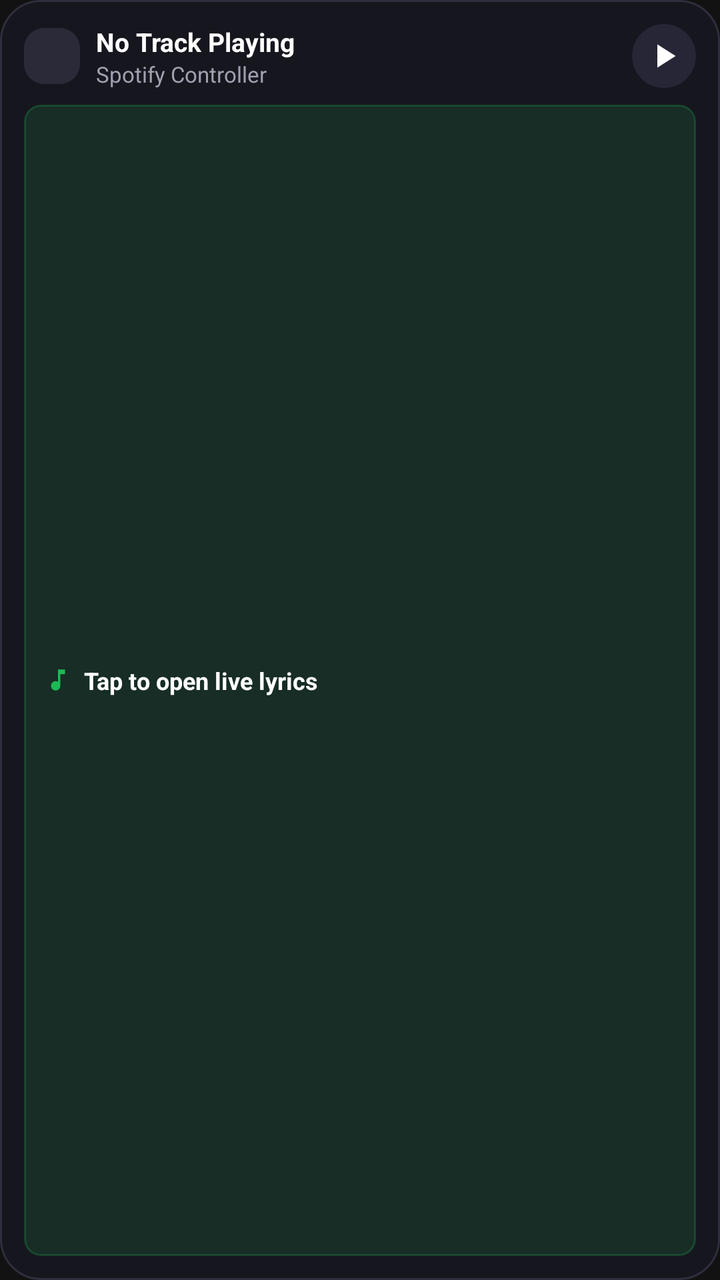
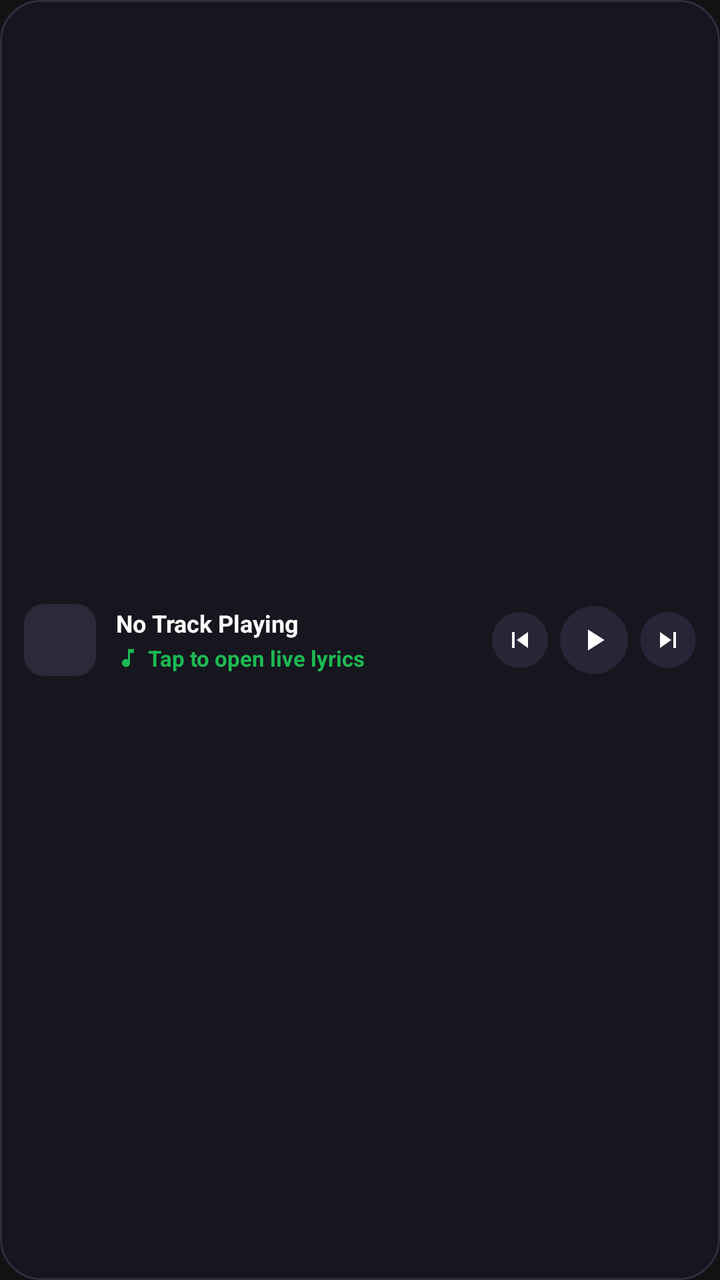

Compare the two renders of this Android layout. The source of the first and the diff that turns it into the second are given below.
<!-- AndroidManifest.xml: application theme Theme.SpotifyController -->
<!-- res/layout/widget_lyrics_compact.xml -->
<?xml version="1.0" encoding="utf-8"?>
<LinearLayout xmlns:android="http://schemas.android.com/apk/res/android"
    android:id="@+id/widget_root"
    android:layout_width="match_parent"
    android:layout_height="match_parent"
    android:background="@drawable/widget_background"
    android:orientation="vertical"
    android:padding="12dp">

    
    <LinearLayout
        android:layout_width="match_parent"
        android:layout_height="wrap_content"
        android:gravity="center_vertical"
        android:orientation="horizontal">

        <ImageView
            android:id="@+id/widget_compact_album_art"
            android:layout_width="28dp"
            android:layout_height="28dp"
            android:scaleType="centerCrop"
            android:src="@drawable/widget_album_art_placeholder" />

        <LinearLayout
            android:layout_width="0dp"
            android:layout_height="wrap_content"
            android:layout_marginStart="8dp"
            android:layout_marginEnd="8dp"
            android:layout_weight="1"
            android:orientation="vertical">

            <TextView
                android:id="@+id/widget_compact_title"
                android:layout_width="wrap_content"
                android:layout_height="wrap_content"
                android:ellipsize="end"
                android:maxLines="1"
                android:text="No Track Playing"
                android:textColor="#FFFFFF"
                android:textSize="13sp"
                android:textStyle="bold" />

            <TextView
                android:id="@+id/widget_compact_artist"
                android:layout_width="wrap_content"
                android:layout_height="wrap_content"
                android:ellipsize="end"
                android:maxLines="1"
                android:text="Spotify Controller"
                android:textColor="#A0A0B0"
                android:textSize="11sp" />
        </LinearLayout>

        <ImageButton
            android:id="@+id/widget_compact_btn_play_pause"
            android:layout_width="32dp"
            android:layout_height="32dp"
            android:background="@drawable/widget_btn_bg"
            android:contentDescription="Play or Pause"
            android:padding="6dp"
            android:scaleType="fitCenter"
            android:src="@drawable/ic_widget_play" />
    </LinearLayout>

    
    <LinearLayout
        android:id="@+id/widget_compact_lyrics_container"
        android:layout_width="match_parent"
        android:layout_height="0dp"
        android:layout_marginTop="8dp"
        android:layout_weight="1"
        android:background="@drawable/widget_active_line_bg"
        android:gravity="center_vertical"
        android:orientation="horizontal"
        android:paddingHorizontal="10dp">

        <ImageView
            android:layout_width="14dp"
            android:layout_height="14dp"
            android:layout_marginEnd="6dp"
            android:src="@drawable/ic_widget_lyrics" />

        <TextView
            android:id="@+id/widget_compact_active_lyric"
            android:layout_width="match_parent"
            android:layout_height="wrap_content"
            android:ellipsize="end"
            android:maxLines="1"
            android:text="Tap to open live lyrics"
            android:textColor="#FFFFFF"
            android:textSize="12sp"
            android:textStyle="bold" />
    </LinearLayout>

</LinearLayout>
<!-- resources referenced by this layout -->
<resources>
  <!-- drawable ic_widget_lyrics (drawable) -->
  <vector xmlns:android="http://schemas.android.com/apk/res/android"
      android:width="24dp"
      android:height="24dp"
      android:viewportWidth="24"
      android:viewportHeight="24">
      <path
          android:fillColor="#1DB954"
          android:pathData="M12,3v10.55c-0.59,-0.34 -1.27,-0.55 -2,-0.55 -2.21,0 -4,1.79 -4,4s1.79,4 4,4 4,-1.79 4,-4V7h4V3h-6z" />
  </vector>
  <!-- drawable ic_widget_play (drawable) -->
  <vector xmlns:android="http://schemas.android.com/apk/res/android"
      android:width="24dp"
      android:height="24dp"
      android:viewportWidth="24"
      android:viewportHeight="24">
      <path
          android:fillColor="#FFFFFFFF"
          android:pathData="M8,5v14l11,-7z" />
  </vector>
  <!-- drawable widget_active_line_bg (drawable) -->
  <?xml version="1.0" encoding="utf-8"?>
  <shape xmlns:android="http://schemas.android.com/apk/res/android"
      android:shape="rectangle">
      <solid android:color="#241DB954" />
      <corners android:radius="8dp" />
      <stroke
          android:width="1dp"
          android:color="#401DB954" />
  </shape>
  <!-- drawable widget_album_art_placeholder (drawable) -->
  <?xml version="1.0" encoding="utf-8"?>
  <shape xmlns:android="http://schemas.android.com/apk/res/android"
      android:shape="rectangle">
      <solid android:color="#2A2A38" />
      <corners android:radius="10dp" />
  </shape>
  <!-- drawable widget_background (drawable) -->
  <?xml version="1.0" encoding="utf-8"?>
  <shape xmlns:android="http://schemas.android.com/apk/res/android"
      android:shape="rectangle">
      <solid android:color="#16161E" />
      <corners android:radius="20dp" />
      <stroke
          android:width="1dp"
          android:color="#2E2E3E" />
  </shape>
  <!-- drawable widget_btn_bg (drawable) -->
  <?xml version="1.0" encoding="utf-8"?>
  <shape xmlns:android="http://schemas.android.com/apk/res/android"
      android:shape="oval">
      <solid android:color="#262636" />
  </shape>
  <style name="Theme.SpotifyController" parent="android:Theme.Material.NoActionBar">
          <item name="android:statusBarColor">#00000000</item>
          <item name="android:navigationBarColor">#00000000</item>
          <item name="android:windowBackground">@color/background</item>
      </style>
  <color name="background">#121212</color>
</resources>

<!-- the commit's change to res/layout/widget_lyrics_compact.xml (unified diff, before → after) -->
@@ -4,92 +4,107 @@
     android:layout_width="match_parent"
     android:layout_height="match_parent"
     android:background="@drawable/widget_background"
-    android:orientation="vertical"
-    android:padding="12dp">
+    android:gravity="center_vertical"
+    android:orientation="horizontal"
+    android:paddingStart="12dp"
+    android:paddingEnd="12dp"
+    android:paddingTop="8dp"
+    android:paddingBottom="8dp">
+
+    
+    <ImageView
+        android:id="@+id/widget_compact_album_art"
+        android:layout_width="36dp"
+        android:layout_height="36dp"
+        android:scaleType="centerCrop"
+        android:src="@drawable/widget_album_art_placeholder" />
 
     
     <LinearLayout
-        android:layout_width="match_parent"
+        android:id="@+id/widget_compact_lyrics_container"
+        android:layout_width="0dp"
+        android:layout_height="wrap_content"
+        android:layout_marginStart="10dp"
+        android:layout_marginEnd="8dp"
+        android:layout_weight="1"
+        android:gravity="center_vertical"
+        android:orientation="vertical">
+
+        <TextView
+            android:id="@+id/widget_compact_title"
+            android:layout_width="wrap_content"
+            android:layout_height="wrap_content"
+            android:ellipsize="end"
+            android:maxLines="1"
+            android:text="No Track Playing"
+            android:textColor="#FFFFFF"
+            android:textSize="12sp"
+            android:textStyle="bold" />
+
+        <LinearLayout
+            android:layout_width="match_parent"
+            android:layout_height="wrap_content"
+            android:layout_marginTop="2dp"
+            android:gravity="center_vertical"
+            android:orientation="horizontal">
+
+            <ImageView
+                android:layout_width="12dp"
+                android:layout_height="12dp"
+                android:layout_marginEnd="4dp"
+                android:src="@drawable/ic_widget_lyrics" />
+
+            <TextView
+                android:id="@+id/widget_compact_active_lyric"
+                android:layout_width="match_parent"
+                android:layout_height="wrap_content"
+                android:ellipsize="end"
+                android:maxLines="1"
+                android:text="Tap to open live lyrics"
+                android:textColor="#1DB954"
+                android:textSize="11sp"
+                android:textStyle="bold" />
+        </LinearLayout>
+    </LinearLayout>
+
+    
+    <LinearLayout
+        android:layout_width="wrap_content"
         android:layout_height="wrap_content"
         android:gravity="center_vertical"
         android:orientation="horizontal">
 
-        <ImageView
-            android:id="@+id/widget_compact_album_art"
+        <ImageButton
+            android:id="@+id/widget_compact_btn_prev"
             android:layout_width="28dp"
             android:layout_height="28dp"
-            android:scaleType="centerCrop"
-            android:src="@drawable/widget_album_art_placeholder" />
-
-        <LinearLayout
-            android:layout_width="0dp"
-            android:layout_height="wrap_content"
-            android:layout_marginStart="8dp"
-            android:layout_marginEnd="8dp"
-            android:layout_weight="1"
-            android:orientation="vertical">
-
-            <TextView
-                android:id="@+id/widget_compact_title"
-                android:layout_width="wrap_content"
-                android:layout_height="wrap_content"
-                android:ellipsize="end"
-                android:maxLines="1"
-                android:text="No Track Playing"
-                android:textColor="#FFFFFF"
-                android:textSize="13sp"
-                android:textStyle="bold" />
-
-            <TextView
-                android:id="@+id/widget_compact_artist"
-                android:layout_width="wrap_content"
-                android:layout_height="wrap_content"
-                android:ellipsize="end"
-                android:maxLines="1"
-                android:text="Spotify Controller"
-                android:textColor="#A0A0B0"
-                android:textSize="11sp" />
-        </LinearLayout>
+            android:background="@drawable/widget_btn_bg"
+            android:contentDescription="Previous Track"
+            android:padding="6dp"
+            android:scaleType="fitCenter"
+            android:src="@drawable/ic_widget_skip_previous" />
 
         <ImageButton
             android:id="@+id/widget_compact_btn_play_pause"
-            android:layout_width="32dp"
-            android:layout_height="32dp"
+            android:layout_width="34dp"
+            android:layout_height="34dp"
+            android:layout_marginStart="6dp"
+            android:layout_marginEnd="6dp"
             android:background="@drawable/widget_btn_bg"
             android:contentDescription="Play or Pause"
+            android:padding="8dp"
+            android:scaleType="fitCenter"
+            android:src="@drawable/ic_widget_play" />
+
+        <ImageButton
+            android:id="@+id/widget_compact_btn_next"
+            android:layout_width="28dp"
+            android:layout_height="28dp"
+            android:background="@drawable/widget_btn_bg"
+            android:contentDescription="Next Track"
             android:padding="6dp"
             android:scaleType="fitCenter"
-            android:src="@drawable/ic_widget_play" />
-    </LinearLayout>
-
-    
-    <LinearLayout
-        android:id="@+id/widget_compact_lyrics_container"
-        android:layout_width="match_parent"
-        android:layout_height="0dp"
-        android:layout_marginTop="8dp"
-        android:layout_weight="1"
-        android:background="@drawable/widget_active_line_bg"
-        android:gravity="center_vertical"
-        android:orientation="horizontal"
-        android:paddingHorizontal="10dp">
-
-        <ImageView
-            android:layout_width="14dp"
-            android:layout_height="14dp"
-            android:layout_marginEnd="6dp"
-            android:src="@drawable/ic_widget_lyrics" />
-
-        <TextView
-            android:id="@+id/widget_compact_active_lyric"
-            android:layout_width="match_parent"
-            android:layout_height="wrap_content"
-            android:ellipsize="end"
-            android:maxLines="1"
-            android:text="Tap to open live lyrics"
-            android:textColor="#FFFFFF"
-            android:textSize="12sp"
-            android:textStyle="bold" />
+            android:src="@drawable/ic_widget_skip_next" />
     </LinearLayout>
 
 </LinearLayout>
<!-- resource entries referenced after the edit -->
@@ -20,16 +20,26 @@
           android:fillColor="#FFFFFFFF"
           android:pathData="M8,5v14l11,-7z" />
   </vector>
-  <!-- drawable widget_active_line_bg (drawable) -->
-  <?xml version="1.0" encoding="utf-8"?>
-  <shape xmlns:android="http://schemas.android.com/apk/res/android"
-      android:shape="rectangle">
-      <solid android:color="#241DB954" />
-      <corners android:radius="8dp" />
-      <stroke
-          android:width="1dp"
-          android:color="#401DB954" />
-  </shape>
+  <!-- drawable ic_widget_skip_next (drawable) -->
+  <vector xmlns:android="http://schemas.android.com/apk/res/android"
+      android:width="24dp"
+      android:height="24dp"
+      android:viewportWidth="24"
+      android:viewportHeight="24">
+      <path
+          android:fillColor="#FFFFFFFF"
+          android:pathData="M6,18l8.5,-6L6,6v12zM16,6v12h2V6h-2z" />
+  </vector>
+  <!-- drawable ic_widget_skip_previous (drawable) -->
+  <vector xmlns:android="http://schemas.android.com/apk/res/android"
+      android:width="24dp"
+      android:height="24dp"
+      android:viewportWidth="24"
+      android:viewportHeight="24">
+      <path
+          android:fillColor="#FFFFFFFF"
+          android:pathData="M6,6h2v12H6zm3.5,6l8.5,6V6z" />
+  </vector>
   <!-- drawable widget_album_art_placeholder (drawable) -->
   <?xml version="1.0" encoding="utf-8"?>
   <shape xmlns:android="http://schemas.android.com/apk/res/android"
